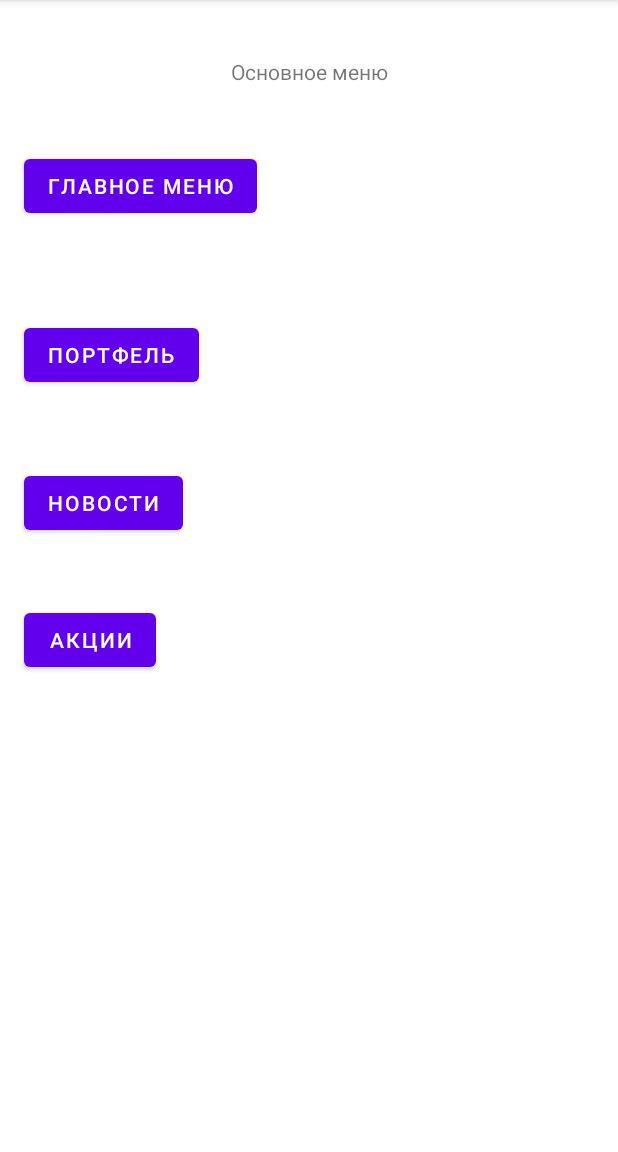
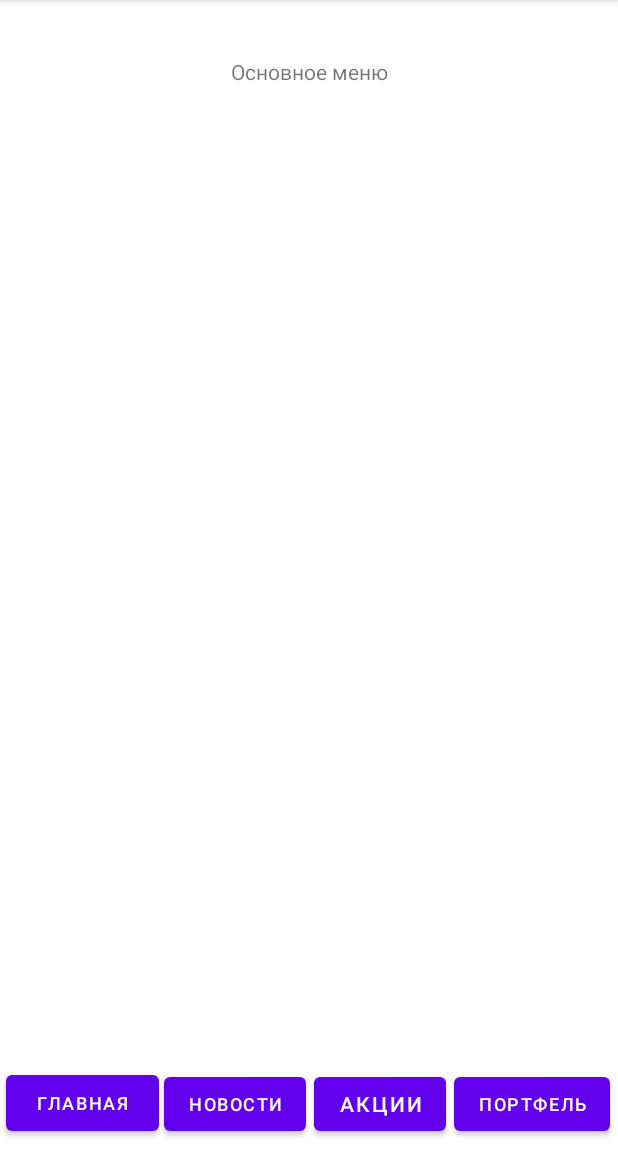
Before and after one commit to EnderSim/investment_app, an Android app: the screen it shows after launch (MainActivity), on a phone screen of 412 x 824 dp, the part 84-1236 px from its top. Run offline under Robolectric (Android 15) with nearby library versions, the phone set to English and light mode, and no system bars.

Commit message:
ПОДПРАВИЛ НАЗВАНИЯ БАТОНОВ ( КНОПОК ) Кнопки на месте ? На месте

```diff
--- a/app/src/main/res/layout/activity_main.xml
+++ b/app/src/main/res/layout/activity_main.xml
@@ -10,15 +10,11 @@
         android:id="@+id/buttonSearch"
         android:layout_width="wrap_content"
         android:layout_height="wrap_content"
-        android:layout_marginTop="8dp"
-        android:layout_marginEnd="307dp"
+        android:layout_marginBottom="8dp"
         android:text="Акции"
         app:layout_constraintBottom_toBottomOf="parent"
-        app:layout_constraintEnd_toEndOf="parent"
-        app:layout_constraintHorizontal_bias="0.0"
-        app:layout_constraintStart_toStartOf="@+id/buttonNews"
-        app:layout_constraintTop_toBottomOf="@+id/buttonNews"
-        app:layout_constraintVertical_bias="0.100000024" />
+        app:layout_constraintEnd_toStartOf="@+id/buttonPortfolio"
+        app:layout_constraintStart_toEndOf="@+id/buttonNews" />
 
     <TextView
         android:id="@+id/textView"
@@ -33,46 +29,36 @@
 
     <Button
         android:id="@+id/buttonProfile"
-        android:layout_width="wrap_content"
-        android:layout_height="wrap_content"
-        android:layout_marginStart="16dp"
-        android:layout_marginEnd="286dp"
-        android:layout_marginBottom="12dp"
-        android:text="Главное меню"
+        android:layout_width="102dp"
+        android:layout_height="49dp"
+        android:layout_marginBottom="8dp"
+        android:text="Главная"
+        android:textSize="12sp"
         app:layout_constraintBottom_toBottomOf="parent"
-        app:layout_constraintEnd_toEndOf="parent"
-        app:layout_constraintHorizontal_bias="0.0"
-        app:layout_constraintStart_toStartOf="parent"
-        app:layout_constraintTop_toTopOf="parent"
-        app:layout_constraintVertical_bias="0.141" />
+        app:layout_constraintEnd_toStartOf="@+id/buttonNews"
+        app:layout_constraintStart_toStartOf="parent" />
 
     <Button
         android:id="@+id/buttonPortfolio"
         android:layout_width="wrap_content"
         android:layout_height="wrap_content"
-        android:layout_marginTop="8dp"
-        android:layout_marginEnd="278dp"
+        android:layout_marginBottom="8dp"
         android:text="Портфель"
+        android:textSize="12sp"
         app:layout_constraintBottom_toBottomOf="parent"
         app:layout_constraintEnd_toEndOf="parent"
-        app:layout_constraintHorizontal_bias="0.0"
-        app:layout_constraintStart_toStartOf="@+id/buttonProfile"
-        app:layout_constraintTop_toBottomOf="@+id/buttonProfile"
-        app:layout_constraintVertical_bias="0.100000024" />
+        app:layout_constraintStart_toEndOf="@+id/buttonSearch" />
 
     <Button
         android:id="@+id/buttonNews"
         android:layout_width="wrap_content"
         android:layout_height="wrap_content"
-        android:layout_marginTop="8dp"
-        android:layout_marginEnd="289dp"
-        android:layout_marginBottom="22dp"
+        android:layout_marginEnd="204dp"
+        android:layout_marginBottom="8dp"
         android:text="Новости"
+        android:textSize="12sp"
         app:layout_constraintBottom_toBottomOf="parent"
         app:layout_constraintEnd_toEndOf="parent"
-        app:layout_constraintHorizontal_bias="0.0"
-        app:layout_constraintStart_toStartOf="@+id/buttonPortfolio"
-        app:layout_constraintTop_toBottomOf="@+id/buttonPortfolio"
-        app:layout_constraintVertical_bias="0.100000024" />
+        app:layout_constraintStart_toEndOf="@+id/buttonProfile" />
 
 </androidx.constraintlayout.widget.ConstraintLayout>
```
